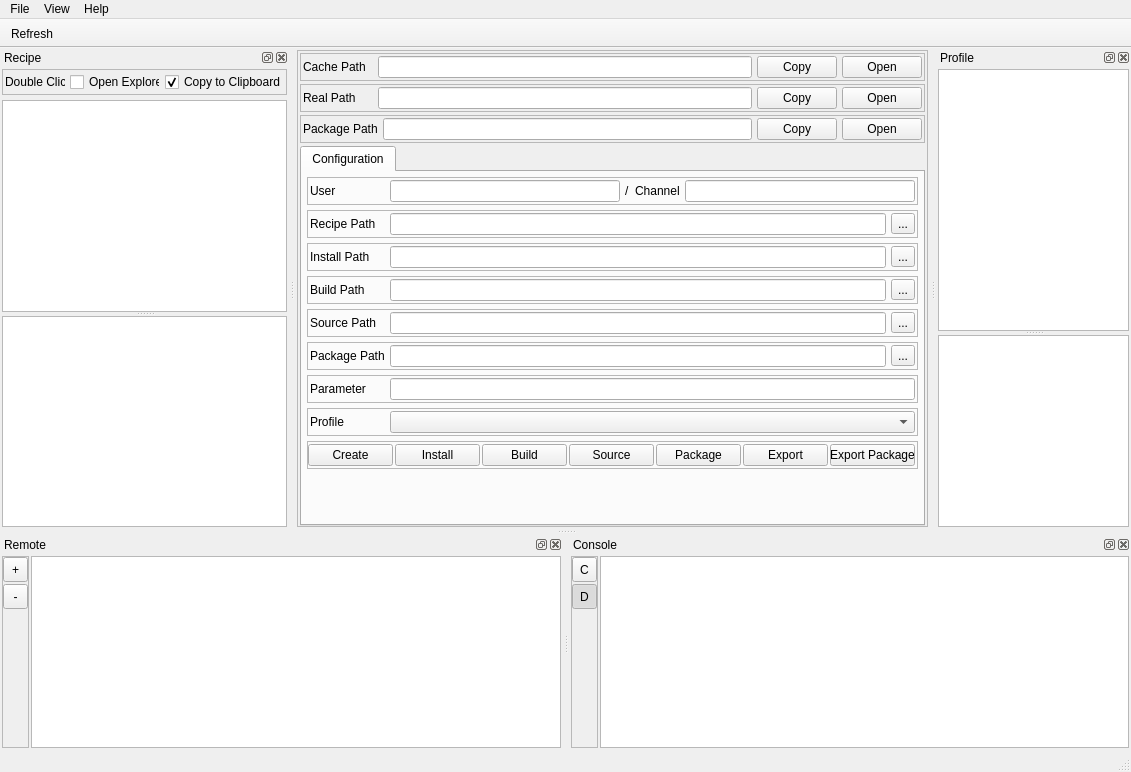
Qt form assets/ui/main_window.ui (afri-bit/conan-guide) before a commit.
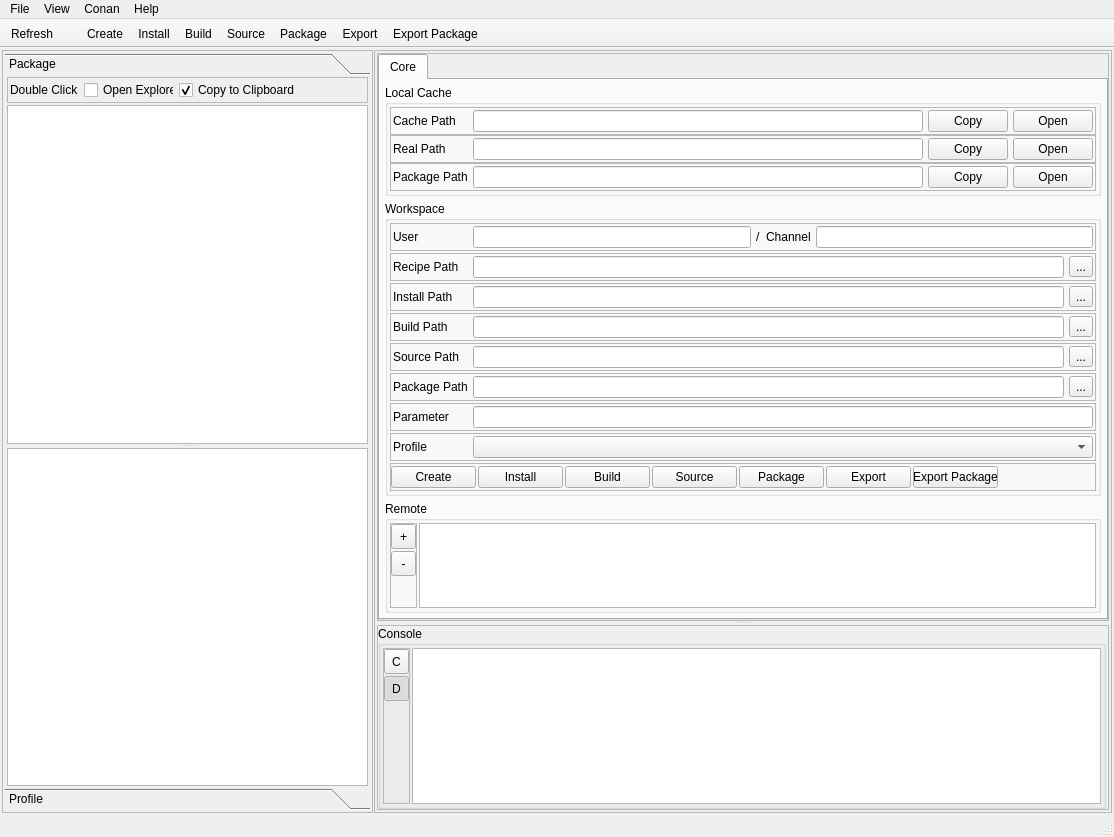
The same form after that commit. Icons and pictures are not drawn.

Commit message:
Restructured GUI to the new look
- Removed dock widget
- Repaired save/load config by removing dock widget elements
- Centralized signal/slot to action buttons
- Added buttons to toolbar

```diff
--- a/assets/ui/main_window.ui
+++ b/assets/ui/main_window.ui
@@ -9,8 +9,8 @@
    <rect>
     <x>0</x>
     <y>0</y>
-    <width>1131</width>
-    <height>772</height>
+    <width>1114</width>
+    <height>837</height>
    </rect>
   </property>
   <property name="minimumSize">
@@ -26,9 +26,225 @@
    <set>QMainWindow::AllowTabbedDocks|QMainWindow::AnimatedDocks</set>
   </property>
   <widget class="QWidget" name="centralwidget">
+   <layout class="QHBoxLayout" name="horizontalLayout_18">
+    <property name="spacing">
+     <number>0</number>
+    </property>
+    <property name="sizeConstraint">
+     <enum>QLayout::SetDefaultConstraint</enum>
+    </property>
+    <property name="leftMargin">
+     <number>2</number>
+    </property>
+    <property name="topMargin">
+     <number>2</number>
+    </property>
+    <property name="rightMargin">
+     <number>2</number>
+    </property>
+    <property name="bottomMargin">
+     <number>2</number>
+    </property>
+    <item>
+     <widget class="QSplitter" name="splitter_5">
+      <property name="frameShape">
+       <enum>QFrame::NoFrame</enum>
+      </property>
+      <property name="lineWidth">
+       <number>2</number>
+      </property>
+      <property name="midLineWidth">
+       <number>0</number>
+      </property>
+      <property name="orientation">
+       <enum>Qt::Horizontal</enum>
+      </property>
+      <property name="handleWidth">
+       <number>1</number>
+      </property>
+      <widget class="QFrame" name="frame_6">
+       <property name="minimumSize">
+        <size>
+         <width>300</width>
+         <height>0</height>
+        </size>
+       </property>
+       <property name="frameShape">
+        <enum>QFrame::StyledPanel</enum>
+       </property>
+       <property name="frameShadow">
+        <enum>QFrame::Raised</enum>
+       </property>
+       <layout class="QVBoxLayout" name="verticalLayout">
+        <property name="spacing">
+         <number>2</number>
+        </property>
+        <property name="leftMargin">
+         <number>2</number>
+        </property>
+        <property name="topMargin">
+         <number>2</number>
+        </property>
+        <property name="rightMargin">
+         <number>2</number>
+        </property>
+        <property name="bottomMargin">
+         <number>2</number>
+        </property>
+        <item>
+         <widget class="QToolBox" name="toolBoxConan">
+          <property name="currentIndex">
+           <number>0</number>
+          </property>
+          <property name="tabSpacing">
+           <number>0</number>
+          </property>
+          <widget class="QWidget" name="pagePackage">
+           <property name="geometry">
+            <rect>
+             <x>0</x>
+             <y>0</y>
+             <width>294</width>
+             <height>687</height>
+            </rect>
+           </property>
+           <attribute name="label">
+            <string>Package</string>
+           </attribute>
+           <layout class="QVBoxLayout" name="verticalLayout_2">
+            <property name="spacing">
+             <number>2</number>
+            </property>
+            <property name="leftMargin">
+             <number>2</number>
+            </property>
+            <property name="topMargin">
+             <number>2</number>
+            </property>
+            <property name="rightMargin">
+             <number>2</number>
+            </property>
+            <property name="bottomMargin">
+             <number>2</number>
+            </property>
+            <item>
+             <widget class="QFrame" name="frame_16">
+              <property name="layoutDirection">
+               <enum>Qt::LeftToRight</enum>
+              </property>
+              <property name="frameShape">
+               <enum>QFrame::StyledPanel</enum>
+              </property>
+              <property name="frameShadow">
+               <enum>QFrame::Raised</enum>
+              </property>
+              <layout class="QHBoxLayout" name="horizontalLayout_15">
+               <property name="spacing">
+                <number>5</number>
+               </property>
+               <property name="leftMargin">
+                <number>2</number>
+               </property>
+               <property name="topMargin">
+                <number>2</number>
+               </property>
+               <property name="rightMargin">
+                <number>0</number>
+               </property>
+               <property name="bottomMargin">
+                <number>2</number>
+               </property>
+               <item>
+                <widget class="QLabel" name="label_10">
+                 <property name="minimumSize">
+                  <size>
+                   <width>60</width>
+                   <height>0</height>
+                  </size>
+                 </property>
+                 <property name="maximumSize">
+                  <size>
+                   <width>70</width>
+                   <height>16777215</height>
+                  </size>
+                 </property>
+                 <property name="text">
+                  <string>Double Click</string>
+                 </property>
+                </widget>
+               </item>
+               <item>
+                <widget class="QCheckBox" name="checkBoxOpenExplorer">
+                 <property name="maximumSize">
+                  <size>
+                   <width>90</width>
+                   <height>16777215</height>
+                  </size>
+                 </property>
+                 <property name="text">
+                  <string>Open Explorer</string>
+                 </property>
+                 <property name="checked">
+                  <bool>false</bool>
+                 </property>
+                </widget>
+               </item>
+               <item>
+                <widget class="QCheckBox" name="checkBoxCopyClipboard">
+                 <property name="text">
+                  <string>Copy to Clipboard</string>
+                 </property>
+                 <property name="checked">
+                  <bool>true</bool>
+                 </property>
+                </widget>
+               </item>
+               <item>
+                <spacer name="horizontalSpacer">
+                 <property name="orientation">
+                  <enum>Qt::Horizontal</enum>
+                 </property>
+                 <property name="sizeHint" stdset="0">
+                  <size>
+                   <width>40</width>
+                   <height>20</height>
+                  </size>
+                 </property>
+                </spacer>
+               </item>
+              </layout>
+             </widget>
+            </item>
+            <item>
+             <widget class="QSplitter" name="splitter_3">
+              <property name="orientation">
+               <enum>Qt::Vertical</enum>
+              </property>
+              <widget class="QTreeView" name="treeViewRecipe">
+               <property name="enabled">
+                <bool>true</bool>
+               </property>
+              </widget>
+              <widget class="QTreeView" name="treeViewRecipeInspect"/>
+             </widget>
+            </item>
+           </layout>
+          </widget>
+          <widget class="QWidget" name="pageProfile">
+           <property name="geometry">
+            <rect>
+             <x>0</x>
+             <y>0</y>
+             <width>294</width>
+             <height>687</height>
+            </rect>
+           </property>
+           <attribute name="label">
+            <string>Profile</string>
+           </attribute>
    <layout class="QVBoxLayout" name="verticalLayout_4">
     <property name="spacing">
-     <number>5</number>
+             <number>2</number>
     </property>
     <property name="leftMargin">
      <number>2</number>
@@ -43,6 +259,55 @@
      <number>2</number>
     </property>
     <item>
+             <widget class="QSplitter" name="splitter">
+              <property name="orientation">
+               <enum>Qt::Vertical</enum>
+              </property>
+              <widget class="QListView" name="listViewProfile">
+               <property name="sizePolicy">
+                <sizepolicy hsizetype="Expanding" vsizetype="Expanding">
+                 <horstretch>0</horstretch>
+                 <verstretch>50</verstretch>
+                </sizepolicy>
+               </property>
+              </widget>
+              <widget class="QTreeView" name="treeViewProfileDetail"/>
+             </widget>
+            </item>
+           </layout>
+          </widget>
+         </widget>
+        </item>
+       </layout>
+      </widget>
+      <widget class="QFrame" name="frame_18">
+       <property name="frameShape">
+        <enum>QFrame::StyledPanel</enum>
+       </property>
+       <property name="frameShadow">
+        <enum>QFrame::Raised</enum>
+       </property>
+       <layout class="QVBoxLayout" name="verticalLayout_10">
+        <property name="spacing">
+         <number>2</number>
+        </property>
+        <property name="leftMargin">
+         <number>2</number>
+        </property>
+        <property name="topMargin">
+         <number>2</number>
+        </property>
+        <property name="rightMargin">
+         <number>2</number>
+        </property>
+        <property name="bottomMargin">
+         <number>2</number>
+        </property>
+        <item>
+         <widget class="QSplitter" name="splitter_4">
+          <property name="orientation">
+           <enum>Qt::Vertical</enum>
+          </property>
      <widget class="QFrame" name="frameMain">
       <property name="frameShape">
        <enum>QFrame::StyledPanel</enum>
@@ -52,9 +317,77 @@
       </property>
       <layout class="QVBoxLayout" name="verticalLayout_6">
        <property name="spacing">
-        <number>3</number>
+             <number>0</number>
        </property>
        <property name="leftMargin">
+             <number>0</number>
+            </property>
+            <property name="topMargin">
+             <number>0</number>
+            </property>
+            <property name="rightMargin">
+             <number>0</number>
+            </property>
+            <property name="bottomMargin">
+             <number>0</number>
+            </property>
+            <item>
+             <widget class="QSplitter" name="splitter_2">
+              <property name="orientation">
+               <enum>Qt::Vertical</enum>
+              </property>
+              <widget class="QTabWidget" name="tabWidget">
+               <property name="enabled">
+                <bool>true</bool>
+               </property>
+               <property name="sizePolicy">
+                <sizepolicy hsizetype="Expanding" vsizetype="Expanding">
+                 <horstretch>0</horstretch>
+                 <verstretch>100</verstretch>
+                </sizepolicy>
+               </property>
+               <property name="minimumSize">
+                <size>
+                 <width>0</width>
+                 <height>0</height>
+                </size>
+               </property>
+               <property name="currentIndex">
+                <number>0</number>
+               </property>
+               <property name="movable">
+                <bool>true</bool>
+               </property>
+               <widget class="QWidget" name="tab">
+                <attribute name="title">
+                 <string>Core</string>
+                </attribute>
+                <layout class="QVBoxLayout" name="verticalLayout_3">
+                 <property name="spacing">
+                  <number>5</number>
+                 </property>
+                 <property name="leftMargin">
+                  <number>5</number>
+                 </property>
+                 <property name="topMargin">
+                  <number>5</number>
+                 </property>
+                 <property name="rightMargin">
+                  <number>5</number>
+                 </property>
+                 <property name="bottomMargin">
+                  <number>5</number>
+                 </property>
+                 <item>
+                  <widget class="QGroupBox" name="groupBox">
+                   <property name="title">
+                    <string>Local Cache</string>
+                   </property>
+                   <layout class="QVBoxLayout" name="verticalLayout_8">
+                    <property name="spacing">
+                     <number>0</number>
+                    </property>
+                    <property name="leftMargin">
         <number>2</number>
        </property>
        <property name="topMargin">
@@ -64,7 +397,7 @@
         <number>2</number>
        </property>
        <property name="bottomMargin">
-        <number>0</number>
+                     <number>2</number>
        </property>
        <item>
         <widget class="QFrame" name="frame">
@@ -94,7 +427,7 @@
            <widget class="QLabel" name="label">
             <property name="minimumSize">
              <size>
-              <width>70</width>
+                           <width>75</width>
               <height>0</height>
              </size>
             </property>
@@ -158,7 +491,7 @@
            <widget class="QLabel" name="label_2">
             <property name="minimumSize">
              <size>
-              <width>70</width>
+                           <width>75</width>
               <height>0</height>
              </size>
             </property>
@@ -222,7 +555,7 @@
            <widget class="QLabel" name="label_3">
             <property name="minimumSize">
              <size>
-              <width>70</width>
+                           <width>75</width>
               <height>0</height>
              </size>
             </property>
@@ -264,52 +597,29 @@
          </layout>
         </widget>
        </item>
+                   </layout>
+                  </widget>
+                 </item>
        <item>
-        <widget class="QSplitter" name="splitter_2">
-         <property name="orientation">
-          <enum>Qt::Vertical</enum>
-         </property>
-         <widget class="QTabWidget" name="tabWidget">
-          <property name="enabled">
-           <bool>true</bool>
-          </property>
-          <property name="sizePolicy">
-           <sizepolicy hsizetype="Expanding" vsizetype="Expanding">
-            <horstretch>0</horstretch>
-            <verstretch>100</verstretch>
-           </sizepolicy>
-          </property>
-          <property name="minimumSize">
-           <size>
-            <width>0</width>
-            <height>0</height>
-           </size>
-          </property>
-          <property name="currentIndex">
-           <number>0</number>
-          </property>
-          <property name="movable">
-           <bool>true</bool>
-          </property>
-          <widget class="QWidget" name="tab">
-           <attribute name="title">
-            <string>Configuration</string>
-           </attribute>
-           <layout class="QVBoxLayout" name="verticalLayout_3">
+                  <widget class="QGroupBox" name="groupBox_2">
+                   <property name="title">
+                    <string>Workspace</string>
+                   </property>
+                   <layout class="QVBoxLayout" name="verticalLayout_9">
             <property name="spacing">
-             <number>5</number>
+                     <number>2</number>
             </property>
             <property name="leftMargin">
-             <number>5</number>
+                     <number>2</number>
             </property>
             <property name="topMargin">
-             <number>5</number>
+                     <number>2</number>
             </property>
             <property name="rightMargin">
-             <number>5</number>
+                     <number>2</number>
             </property>
             <property name="bottomMargin">
-             <number>5</number>
+                     <number>2</number>
             </property>
             <item>
              <widget class="QFrame" name="frame_4">
@@ -742,7 +1052,7 @@
                 <number>2</number>
                </property>
                <item>
-                <widget class="QPushButton" name="btnCreate">
+                        <widget class="QPushButton" name="btnConanCreate">
                  <property name="minimumSize">
                   <size>
                    <width>85</width>
@@ -755,7 +1065,7 @@
                 </widget>
                </item>
                <item>
-                <widget class="QPushButton" name="btnInstall">
+                        <widget class="QPushButton" name="btnConanInstall">
                  <property name="minimumSize">
                   <size>
                    <width>85</width>
@@ -774,7 +1084,7 @@
                 </widget>
                </item>
                <item>
-                <widget class="QPushButton" name="btnBuild">
+                        <widget class="QPushButton" name="btnConanBuild">
                  <property name="minimumSize">
                   <size>
                    <width>85</width>
@@ -793,7 +1103,7 @@
                 </widget>
                </item>
                <item>
-                <widget class="QPushButton" name="btnSource">
+                        <widget class="QPushButton" name="btnConanSource">
                  <property name="minimumSize">
                   <size>
                    <width>85</width>
@@ -812,7 +1122,7 @@
                 </widget>
                </item>
                <item>
-                <widget class="QPushButton" name="btnPackage">
+                        <widget class="QPushButton" name="btnConanPackage">
                  <property name="minimumSize">
                   <size>
                    <width>85</width>
@@ -831,7 +1141,7 @@
                 </widget>
                </item>
                <item>
-                <widget class="QPushButton" name="btnExport">
+                        <widget class="QPushButton" name="btnConanExport">
                  <property name="minimumSize">
                   <size>
                    <width>85</width>
@@ -850,7 +1160,7 @@
                 </widget>
                </item>
                <item>
-                <widget class="QPushButton" name="btnExportPackage">
+                        <widget class="QPushButton" name="btnConanExportPackage">
                  <property name="minimumSize">
                   <size>
                    <width>85</width>
@@ -884,242 +1194,15 @@
               </layout>
              </widget>
             </item>
-            <item>
-             <spacer name="verticalSpacer">
-              <property name="orientation">
-               <enum>Qt::Vertical</enum>
-              </property>
-              <property name="sizeHint" stdset="0">
-               <size>
-                <width>20</width>
-                <height>126</height>
-               </size>
-              </property>
-             </spacer>
-            </item>
-           </layout>
-          </widget>
-         </widget>
-        </widget>
-       </item>
-      </layout>
-     </widget>
-    </item>
-   </layout>
-  </widget>
-  <widget class="QMenuBar" name="menubar">
-   <property name="geometry">
-    <rect>
-     <x>0</x>
-     <y>0</y>
-     <width>1131</width>
-     <height>21</height>
-    </rect>
-   </property>
-   <widget class="QMenu" name="menuView">
-    <property name="title">
-     <string>View</string>
-    </property>
-    <addaction name="actionViewRecipe"/>
-    <addaction name="actionViewProfile"/>
-    <addaction name="actionViewRemote"/>
-    <addaction name="actionViewConsole"/>
-   </widget>
-   <widget class="QMenu" name="menuFile">
-    <property name="title">
-     <string>File</string>
-    </property>
-    <addaction name="actionRefresh"/>
-    <addaction name="separator"/>
-    <addaction name="actionFileExit"/>
-   </widget>
-   <widget class="QMenu" name="menuHelp">
-    <property name="title">
-     <string>Help</string>
-    </property>
-   </widget>
-   <addaction name="menuFile"/>
-   <addaction name="menuView"/>
-   <addaction name="menuHelp"/>
-  </widget>
-  <widget class="QStatusBar" name="statusBar">
-   <property name="maximumSize">
-    <size>
-     <width>16777215</width>
-     <height>16777215</height>
-    </size>
-   </property>
-  </widget>
-  <widget class="QDockWidget" name="dockWidgetRecipe">
-   <property name="enabled">
-    <bool>true</bool>
-   </property>
-   <property name="windowTitle">
-    <string>Recipe</string>
-   </property>
-   <attribute name="dockWidgetArea">
-    <number>1</number>
-   </attribute>
-   <widget class="QWidget" name="dockWidgetContents_3">
-    <layout class="QVBoxLayout" name="verticalLayout_2">
-     <property name="spacing">
-      <number>5</number>
-     </property>
-     <property name="leftMargin">
-      <number>2</number>
-     </property>
-     <property name="topMargin">
-      <number>2</number>
-     </property>
-     <property name="rightMargin">
-      <number>2</number>
-     </property>
-     <property name="bottomMargin">
-      <number>2</number>
-     </property>
+                   </layout>
+                  </widget>
+                 </item>
      <item>
-      <widget class="QFrame" name="frame_16">
-       <property name="layoutDirection">
-        <enum>Qt::LeftToRight</enum>
-       </property>
-       <property name="frameShape">
-        <enum>QFrame::StyledPanel</enum>
-       </property>
-       <property name="frameShadow">
-        <enum>QFrame::Raised</enum>
-       </property>
-       <layout class="QHBoxLayout" name="horizontalLayout_15">
-        <property name="spacing">
-         <number>5</number>
-        </property>
-        <property name="leftMargin">
-         <number>2</number>
-        </property>
-        <property name="topMargin">
-         <number>2</number>
-        </property>
-        <property name="rightMargin">
-         <number>0</number>
-        </property>
-        <property name="bottomMargin">
-         <number>2</number>
-        </property>
-        <item>
-         <widget class="QLabel" name="label_10">
-          <property name="minimumSize">
-           <size>
-            <width>60</width>
-            <height>0</height>
-           </size>
-          </property>
-          <property name="maximumSize">
-           <size>
-            <width>70</width>
-            <height>16777215</height>
-           </size>
-          </property>
-          <property name="text">
-           <string>Double Click</string>
-          </property>
-         </widget>
-        </item>
-        <item>
-         <widget class="QCheckBox" name="checkBoxOpenExplorer">
-          <property name="maximumSize">
-           <size>
-            <width>90</width>
-            <height>16777215</height>
-           </size>
-          </property>
-          <property name="text">
-           <string>Open Explorer</string>
-          </property>
-          <property name="checked">
-           <bool>false</bool>
-          </property>
-         </widget>
-        </item>
-        <item>
-         <widget class="QCheckBox" name="checkBoxCopyClipboard">
-          <property name="text">
-           <string>Copy to Clipboard</string>
-          </property>
-          <property name="checked">
-           <bool>true</bool>
-          </property>
-         </widget>
-        </item>
-       </layout>
-      </widget>
-     </item>
-     <item>
-      <widget class="QSplitter" name="splitter_3">
-       <property name="orientation">
-        <enum>Qt::Vertical</enum>
-       </property>
-       <widget class="QTreeView" name="treeViewRecipe">
-        <property name="enabled">
-         <bool>true</bool>
-        </property>
-       </widget>
-       <widget class="QTreeView" name="treeViewRecipeInspect"/>
-      </widget>
-     </item>
-    </layout>
-   </widget>
-  </widget>
-  <widget class="QDockWidget" name="dockWidgetProfile">
-   <property name="windowTitle">
-    <string>Profile</string>
-   </property>
-   <attribute name="dockWidgetArea">
-    <number>2</number>
-   </attribute>
-   <widget class="QWidget" name="dockWidgetContents">
-    <layout class="QVBoxLayout" name="verticalLayout">
-     <property name="spacing">
-      <number>5</number>
-     </property>
-     <property name="leftMargin">
-      <number>2</number>
-     </property>
-     <property name="topMargin">
-      <number>2</number>
-     </property>
-     <property name="rightMargin">
-      <number>2</number>
-     </property>
-     <property name="bottomMargin">
-      <number>2</number>
-     </property>
-     <item>
-      <widget class="QSplitter" name="splitter">
-       <property name="orientation">
-        <enum>Qt::Vertical</enum>
-       </property>
-       <widget class="QListView" name="listViewProfile">
-        <property name="sizePolicy">
-         <sizepolicy hsizetype="Expanding" vsizetype="Expanding">
-          <horstretch>0</horstretch>
-          <verstretch>50</verstretch>
-         </sizepolicy>
-        </property>
-       </widget>
-       <widget class="QTreeView" name="treeViewProfileDetail"/>
-      </widget>
-     </item>
-    </layout>
-   </widget>
-  </widget>
-  <widget class="QDockWidget" name="dockWidgetRemote">
-   <property name="windowTitle">
+                  <widget class="QGroupBox" name="groupBox_3">
+                   <property name="title">
     <string>Remote</string>
    </property>
-   <attribute name="dockWidgetArea">
-    <number>8</number>
-   </attribute>
-   <widget class="QWidget" name="dockWidgetContents_2">
-    <layout class="QHBoxLayout" name="horizontalLayout_4">
+                   <layout class="QHBoxLayout" name="horizontalLayout_16">
      <property name="spacing">
       <number>2</number>
      </property>
@@ -1222,16 +1305,43 @@
      </item>
     </layout>
    </widget>
-  </widget>
-  <widget class="QDockWidget" name="dockWidgetConsole">
-   <property name="windowTitle">
+                 </item>
+                </layout>
+               </widget>
+              </widget>
+             </widget>
+            </item>
+           </layout>
+          </widget>
+          <widget class="QFrame" name="frame_17">
+           <property name="frameShape">
+            <enum>QFrame::StyledPanel</enum>
+           </property>
+           <property name="frameShadow">
+            <enum>QFrame::Raised</enum>
+           </property>
+           <layout class="QVBoxLayout" name="verticalLayout_11">
+            <property name="spacing">
+             <number>0</number>
+            </property>
+            <property name="leftMargin">
+             <number>0</number>
+            </property>
+            <property name="topMargin">
+             <number>0</number>
+            </property>
+            <property name="rightMargin">
+             <number>2</number>
+            </property>
+            <property name="bottomMargin">
+             <number>0</number>
+            </property>
+            <item>
+             <widget class="QGroupBox" name="groupBox_4">
+              <property name="title">
     <string>Console</string>
    </property>
-   <attribute name="dockWidgetArea">
-    <number>8</number>
-   </attribute>
-   <widget class="QWidget" name="dockWidgetContents_5">
-    <layout class="QHBoxLayout" name="horizontalLayout_11">
+              <layout class="QHBoxLayout" name="horizontalLayout_17">
      <property name="spacing">
       <number>2</number>
      </property>
@@ -1346,6 +1456,70 @@
      </item>
     </layout>
    </widget>
+            </item>
+           </layout>
+          </widget>
+         </widget>
+        </item>
+       </layout>
+      </widget>
+     </widget>
+    </item>
+   </layout>
+  </widget>
+  <widget class="QMenuBar" name="menubar">
+   <property name="geometry">
+    <rect>
+     <x>0</x>
+     <y>0</y>
+     <width>1114</width>
+     <height>21</height>
+    </rect>
+   </property>
+   <widget class="QMenu" name="menuView">
+    <property name="title">
+     <string>View</string>
+    </property>
+    <addaction name="actionViewPackage"/>
+    <addaction name="actionViewProfile"/>
+   </widget>
+   <widget class="QMenu" name="menuFile">
+    <property name="title">
+     <string>File</string>
+    </property>
+    <addaction name="actionRefresh"/>
+    <addaction name="separator"/>
+    <addaction name="actionFileExit"/>
+   </widget>
+   <widget class="QMenu" name="menuHelp">
+    <property name="title">
+     <string>Help</string>
+    </property>
+   </widget>
+   <widget class="QMenu" name="menuConan">
+    <property name="title">
+     <string>Conan</string>
+    </property>
+    <addaction name="actionConanCreate"/>
+    <addaction name="actionConanInstall"/>
+    <addaction name="actionConanBuild"/>
+    <addaction name="actionConanSource"/>
+    <addaction name="actionConanPackage"/>
+    <addaction name="actionConanExport"/>
+    <addaction name="actionConanExportPackage"/>
+   </widget>
+   <addaction name="menuFile"/>
+   <addaction name="menuView"/>
+   <addaction name="menuConan"/>
+   <addaction name="menuHelp"/>
+  </widget>
+  <widget class="QStatusBar" name="statusBar">
+   <property name="maximumSize">
+    <size>
+     <width>16777215</width>
+     <height>16777215</height>
+    </size>
+   </property>
   </widget>
   <widget class="QToolBar" name="toolBar">
    <property name="sizePolicy">
@@ -1391,53 +1565,39 @@
     <bool>false</bool>
    </attribute>
    <addaction name="actionRefresh"/>
+   <addaction name="actionSeparator"/>
+   <addaction name="actionConanCreate"/>
+   <addaction name="actionConanInstall"/>
+   <addaction name="actionConanBuild"/>
+   <addaction name="actionConanSource"/>
+   <addaction name="actionViewPackage"/>
+   <addaction name="actionConanExport"/>
+   <addaction name="actionConanExportPackage"/>
   </widget>
-  <action name="actionViewRecipe">
-   <property name="checkable">
-    <bool>true</bool>
-   </property>
+  <action name="actionViewPackage">
    <property name="checked">
-    <bool>true</bool>
+    <bool>false</bool>
    </property>
    <property name="text">
-    <string>Recipe</string>
+    <string>Package</string>
+   </property>
+   <property name="toolTip">
+    <string>Package</string>
    </property>
   </action>
   <action name="actionViewProfile">
-   <property name="checkable">
-    <bool>true</bool>
-   </property>
    <property name="checked">
-    <bool>true</bool>
+    <bool>false</bool>
    </property>
    <property name="text">
     <string>Profile</string>
    </property>
   </action>
-  <action name="actionViewConsole">
-   <property name="checkable">
-    <bool>true</bool>
-   </property>
-   <property name="checked">
-    <bool>true</bool>
-   </property>
-   <property name="text">
-    <string>Console</string>
-   </property>
-  </action>
   <action name="actionFileExit">
    <property name="text">
     <string>Exit</string>
    </property>
   </action>
-  <action name="actionViewRemote">
-   <property name="checkable">
-    <bool>true</bool>
-   </property>
-   <property name="text">
-    <string>Remote</string>
-   </property>
-  </action>
   <action name="actionRefresh">
    <property name="icon">
     <iconset>
@@ -1447,6 +1607,55 @@
     <string>Refresh</string>
    </property>
   </action>
+  <action name="actionConanCreate">
+   <property name="text">
+    <string>Create</string>
+   </property>
+  </action>
+  <action name="actionConanInstall">
+   <property name="text">
+    <string>Install</string>
+   </property>
+  </action>
+  <action name="actionConanBuild">
+   <property name="text">
+    <string>Build</string>
+   </property>
+  </action>
+  <action name="actionConanSource">
+   <property name="text">
+    <string>Source</string>
+   </property>
+  </action>
+  <action name="actionConanPackage">
+   <property name="text">
+    <string>Package</string>
+   </property>
+  </action>
+  <action name="actionConanExport">
+   <property name="text">
+    <string>Export</string>
+   </property>
+  </action>
+  <action name="actionConanExportPackage">
+   <property name="text">
+    <string>Export Package</string>
+   </property>
+  </action>
+  <action name="actionSeparator">
+   <property name="enabled">
+    <bool>false</bool>
+   </property>
+   <property name="text">
+    <string> </string>
+   </property>
+   <property name="iconText">
+    <string> </string>
+   </property>
+   <property name="toolTip">
+    <string/>
+   </property>
+  </action>
  </widget>
  <resources/>
  <connections>
```
Left out of the diff: 176 changed lines with no effect on the pictures. Lines whose indentation alone changed are shown as unchanged. The commit also changes 2 other files.
